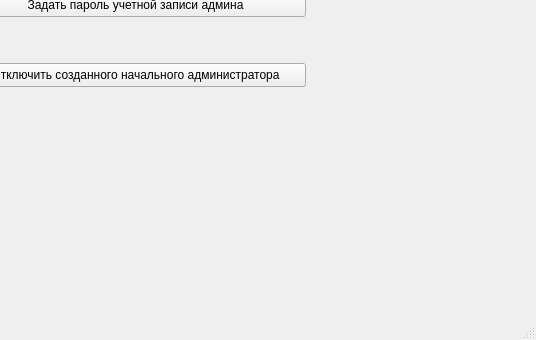
First picture: the form in design_ui/main.ui, repository BagaJimbildan/LAS_SibSIU, before the edit; both pictures show x 515 to 1051 and y 256 to 596 of the 1051 by 596 pixel window.
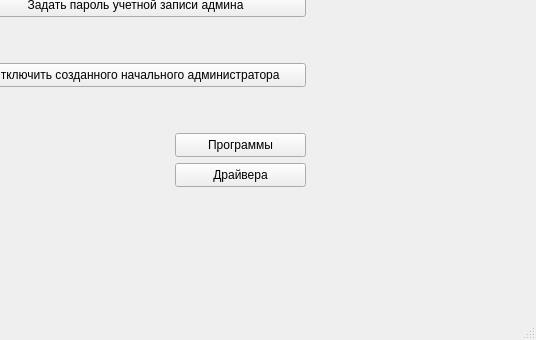
Second picture: the form after the edit.

Commit message: кнопки программ и драйверов

The edit to the form file:
```diff
--- a/design_ui/main.ui
+++ b/design_ui/main.ui
@@ -287,6 +287,32 @@
      <string>Ввести в домен</string>
     </property>
    </widget>
+   <widget class="QPushButton" name="btn_programs">
+    <property name="geometry">
+     <rect>
+      <x>690</x>
+      <y>370</y>
+      <width>131</width>
+      <height>24</height>
+     </rect>
+    </property>
+    <property name="text">
+     <string>Программы</string>
+    </property>
+   </widget>
+   <widget class="QPushButton" name="btn_drivers">
+    <property name="geometry">
+     <rect>
+      <x>690</x>
+      <y>400</y>
+      <width>131</width>
+      <height>24</height>
+     </rect>
+    </property>
+    <property name="text">
+     <string>Драйвера</string>
+    </property>
+   </widget>
   </widget>
   <widget class="QMenuBar" name="menubar">
    <property name="geometry">
```
The commit also changes 6 other files.
